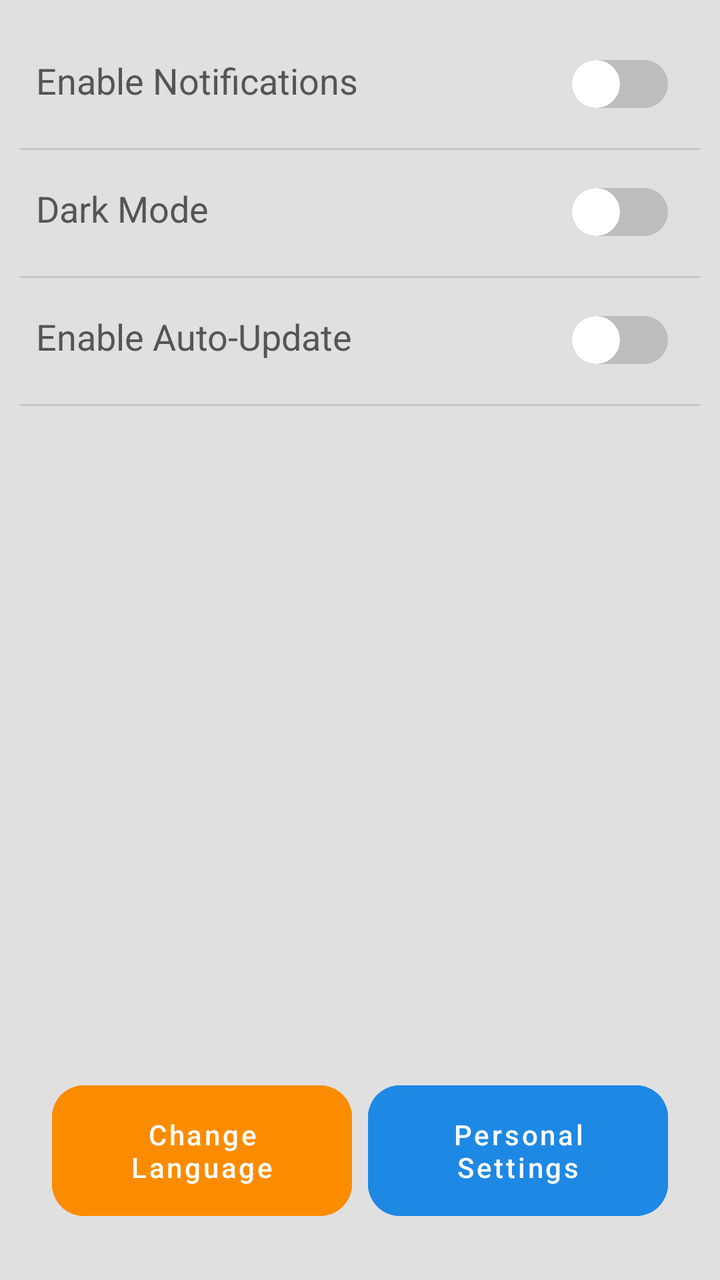
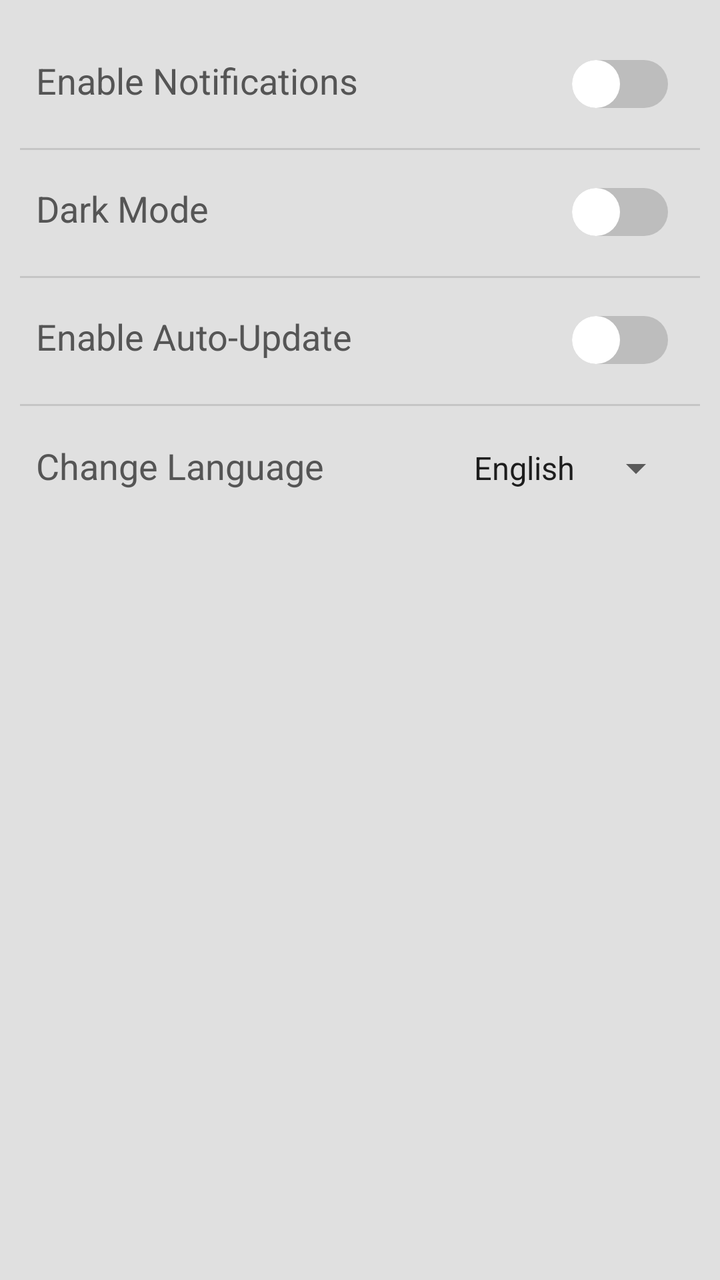

Two renders of the same Android screen: before a commit and after it. Below are the layout's source before the change and the commit's diff.
<!-- AndroidManifest.xml: application theme Theme -->
<!-- res/layout/fragment_settings.xml -->
<?xml version="1.0" encoding="utf-8"?>
<FrameLayout xmlns:android="http://schemas.android.com/apk/res/android"
    xmlns:tools="http://schemas.android.com/tools"
    xmlns:app="http://schemas.android.com/apk/res-auto"
    android:layout_width="match_parent"
    android:layout_height="match_parent"
    tools:context=".feature.settings.SettingsFragment">

    <androidx.constraintlayout.widget.ConstraintLayout
        android:layout_width="match_parent"
        android:layout_height="match_parent"
        android:background="#E0E0E0"
        tools:context=".SettingsActivity"
        android:padding="10dp">

        <LinearLayout
            android:id="@+id/notifications_container"
            android:layout_width="match_parent"
            android:layout_height="wrap_content"
            android:orientation="horizontal"
            android:padding="8dp"
            app:layout_constraintTop_toTopOf="parent"
            app:layout_constraintStart_toStartOf="parent"
            app:layout_constraintEnd_toEndOf="parent">

            <TextView
                android:id="@+id/notifications_label"
                android:layout_width="0dp"
                android:layout_height="wrap_content"
                android:layout_weight="1"
                android:text="Enable Notifications"
                android:textSize="18sp"

                android:textColor="#555555"/>
            <androidx.appcompat.widget.SwitchCompat
                android:id="@+id/switch_notifications"
                android:layout_width="wrap_content"
                android:layout_height="48dp"
                android:minHeight="48dp"
                app:track="@drawable/switch_track"
                android:thumb="@drawable/switch_thumb"
                android:padding="8dp"/>
        </LinearLayout>
        <include
            android:id="@+id/divider1"
            android:layout_width="match_parent"
            layout="@layout/divider_layout"
            android:layout_height="1dp"
            app:layout_constraintStart_toStartOf="parent"
            app:layout_constraintEnd_toEndOf="parent"
            app:layout_constraintTop_toBottomOf="@id/notifications_container"
            />
        <LinearLayout
            android:id="@+id/dark_mode_container"
            android:layout_width="match_parent"
            android:layout_height="wrap_content"
            android:orientation="horizontal"
            android:padding="8dp"
            app:layout_constraintTop_toBottomOf="@id/notifications_container"
            app:layout_constraintStart_toStartOf="parent"
            app:layout_constraintEnd_toEndOf="parent"
           >

            <TextView
                android:id="@+id/dark_mode_label"
                android:layout_width="0dp"
                android:layout_height="wrap_content"
                android:layout_weight="1"
                android:text="Dark Mode"
                android:textSize="18sp"
                android:textColor="#555555"/>

            <androidx.appcompat.widget.SwitchCompat
                android:id="@+id/switch_dark_mode"
                android:layout_width="wrap_content"
                android:layout_height="48dp"
                android:minHeight="48dp"
                app:track="@drawable/switch_track"
                android:thumb="@drawable/switch_thumb"
                android:padding="8dp"/>
        </LinearLayout>
        <include
            android:id="@+id/divider2"
            android:layout_width="match_parent"
            layout="@layout/divider_layout"
            android:layout_height="1dp"
            app:layout_constraintStart_toStartOf="parent"
            app:layout_constraintEnd_toEndOf="parent"
            app:layout_constraintTop_toBottomOf="@id/dark_mode_container"
            />
        <LinearLayout
            android:id="@+id/auto_update_container"
            android:layout_width="match_parent"
            android:layout_height="wrap_content"
            android:orientation="horizontal"
            android:padding="8dp"
            app:layout_constraintTop_toBottomOf="@id/dark_mode_container"
            app:layout_constraintStart_toStartOf="parent"
            app:layout_constraintEnd_toEndOf="parent">

            <TextView
                android:id="@+id/auto_update_label"
                android:layout_width="0dp"
                android:layout_height="wrap_content"
                android:layout_weight="1"
                android:text="Enable Auto-Update"
                android:textSize="18sp"
                android:textColor="#555555"/>

            <androidx.appcompat.widget.SwitchCompat
                android:id="@+id/switch_auto_update"
                android:layout_width="wrap_content"
                android:layout_height="48dp"
                android:minHeight="48dp"
                app:track="@drawable/switch_track"
                android:thumb="@drawable/switch_thumb"
                android:padding="8dp"/>
        </LinearLayout>
        <include
            android:id="@+id/divider3"
            android:layout_width="match_parent"
            layout="@layout/divider_layout"
            android:layout_height="1dp"
            app:layout_constraintStart_toStartOf="parent"
            app:layout_constraintEnd_toEndOf="parent"
            app:layout_constraintTop_toBottomOf="@id/auto_update_container"
            />
        <LinearLayout
            style="?android:attr/buttonBarStyle"
            android:layout_width="match_parent"
            android:layout_height="wrap_content"
            android:orientation="horizontal"
            android:gravity="bottom"
            app:layout_constraintBottom_toBottomOf="parent"
            android:layout_marginTop="16dp"
            android:padding="16dp">

            <Button
                android:id="@+id/change_language_button"
                style="?android:attr/buttonBarButtonStyle"
                android:layout_width="0dp"
                android:layout_height="wrap_content"
                android:layout_weight="1"
                android:text="Change Language"
                android:backgroundTint="@color/dark_orange"
                android:textColor="#FFFFFF"
                android:textAllCaps="false"
                android:paddingHorizontal="12dp"
                android:paddingVertical="15dp"
                app:cornerRadius="16dp" />

            <Button
                android:id="@+id/account_settings_button"
                style="?android:attr/buttonBarButtonStyle"
                android:layout_width="0dp"
                android:layout_height="wrap_content"
                android:layout_weight="1"
                android:textAllCaps="false"
                android:text="Personal Settings"
                android:backgroundTint="#1E88E5"
                android:textColor="#FFFFFF"
                android:paddingHorizontal="12dp"
                android:paddingVertical="15dp"
                app:cornerRadius="16dp"
                android:layout_marginStart="8dp"/>
        </LinearLayout>

    </androidx.constraintlayout.widget.ConstraintLayout>

</FrameLayout>
<!-- res/layout/divider_layout.xml (included above) -->
<?xml version="1.0" encoding="utf-8"?>
<androidx.constraintlayout.widget.ConstraintLayout xmlns:android="http://schemas.android.com/apk/res/android"
    xmlns:app="http://schemas.android.com/apk/res-auto"
    android:layout_width="match_parent"
    android:layout_height="match_parent">
    <com.google.android.material.divider.MaterialDivider
        android:id="@+id/divider"
        android:layout_width="match_parent"
        android:layout_height="1dp"
        android:backgroundTint="@color/dark_orange"
        app:layout_constraintStart_toStartOf="parent"
        app:layout_constraintEnd_toEndOf="parent"
        app:layout_constraintTop_toTopOf="parent"
        app:layout_constraintBottom_toBottomOf="parent"
        />
</androidx.constraintlayout.widget.ConstraintLayout>
<!-- resources referenced by this layout -->
<resources>
  <color name="dark_orange">#FB8C00</color>
  <!-- drawable switch_thumb (drawable) -->
  <selector xmlns:android="http://schemas.android.com/apk/res/android">
      
      <item android:state_checked="true">
          <shape android:shape="oval">
              <solid android:color="@color/your_checked_thumb_color" /> 
              <size android:width="24dp" android:height="24dp" /> 
          </shape>
      </item>
      
      <item android:state_checked="false">
          <shape android:shape="oval">
              <solid android:color="@color/your_unchecked_thumb_color" /> 
              <size android:width="24dp" android:height="24dp" /> 
          </shape>
      </item>
  </selector>
  <!-- drawable switch_track (drawable) -->
  <selector xmlns:android="http://schemas.android.com/apk/res/android">
      
      <item android:state_checked="true">
          <shape android:shape="rectangle">
              <solid android:color="@color/your_checked_track_color" /> 
              <corners android:radius="14dp" /> 
          </shape>
      </item>
      
      <item android:state_checked="false">
          <shape android:shape="rectangle">
              <solid android:color="@color/your_unchecked_track_color" /> 
              <corners android:radius="14dp" /> 
          </shape>
      </item>
  </selector>
  <style name="Theme" parent="Theme.MaterialComponents.DayNight.NoActionBar">
          
          <item name="android:statusBarColor">@color/dark_orange</item>
          <item name="drawerArrowStyle">@style/DrawerArrowToggleStyle</item>
          <item name="android:windowLightStatusBar">false</item> 
      </style>
  <color name="your_checked_thumb_color">#ffffff</color>
  <color name="your_unchecked_thumb_color">#ffffff</color>
  <color name="your_checked_track_color">@color/orange</color>
  <color name="your_unchecked_track_color">#BDBDBD</color>
  <style name="DrawerArrowToggleStyle" parent="Widget.AppCompat.DrawerArrowToggle">
          <item name="color">@android:color/white</item>
      </style>
  <color name="orange">#FFA726</color>
</resources>

<!-- the commit's change to res/layout/fragment_settings.xml (unified diff, before → after) -->
@@ -28,9 +28,8 @@
                 android:layout_width="0dp"
                 android:layout_height="wrap_content"
                 android:layout_weight="1"
-                android:text="Enable Notifications"
+                android:text="@string/enable_notifications"
                 android:textSize="18sp"
-
                 android:textColor="#555555"/>
             <androidx.appcompat.widget.SwitchCompat
                 android:id="@+id/switch_notifications"
@@ -41,6 +40,7 @@
                 android:thumb="@drawable/switch_thumb"
                 android:padding="8dp"/>
         </LinearLayout>
+
         <include
             android:id="@+id/divider1"
             android:layout_width="match_parent"
@@ -50,6 +50,7 @@
             app:layout_constraintEnd_toEndOf="parent"
             app:layout_constraintTop_toBottomOf="@id/notifications_container"
             />
+
         <LinearLayout
             android:id="@+id/dark_mode_container"
             android:layout_width="match_parent"
@@ -58,15 +59,14 @@
             android:padding="8dp"
             app:layout_constraintTop_toBottomOf="@id/notifications_container"
             app:layout_constraintStart_toStartOf="parent"
-            app:layout_constraintEnd_toEndOf="parent"
-           >
+            app:layout_constraintEnd_toEndOf="parent">
 
             <TextView
                 android:id="@+id/dark_mode_label"
                 android:layout_width="0dp"
                 android:layout_height="wrap_content"
                 android:layout_weight="1"
-                android:text="Dark Mode"
+                android:text="@string/enable_dark_mode"
                 android:textSize="18sp"
                 android:textColor="#555555"/>
 
@@ -79,6 +79,7 @@
                 android:thumb="@drawable/switch_thumb"
                 android:padding="8dp"/>
         </LinearLayout>
+
         <include
             android:id="@+id/divider2"
             android:layout_width="match_parent"
@@ -88,6 +89,7 @@
             app:layout_constraintEnd_toEndOf="parent"
             app:layout_constraintTop_toBottomOf="@id/dark_mode_container"
             />
+
         <LinearLayout
             android:id="@+id/auto_update_container"
             android:layout_width="match_parent"
@@ -103,7 +105,7 @@
                 android:layout_width="0dp"
                 android:layout_height="wrap_content"
                 android:layout_weight="1"
-                android:text="Enable Auto-Update"
+                android:text="@string/enable_auto_update"
                 android:textSize="18sp"
                 android:textColor="#555555"/>
 
@@ -116,6 +118,7 @@
                 android:thumb="@drawable/switch_thumb"
                 android:padding="8dp"/>
         </LinearLayout>
+
         <include
             android:id="@+id/divider3"
             android:layout_width="match_parent"
@@ -125,48 +128,35 @@
             app:layout_constraintEnd_toEndOf="parent"
             app:layout_constraintTop_toBottomOf="@id/auto_update_container"
             />
+
         <LinearLayout
-            style="?android:attr/buttonBarStyle"
-            android:layout_width="match_parent"
+            android:id="@+id/language_container"
+            android:layout_width="0dp"
             android:layout_height="wrap_content"
             android:orientation="horizontal"
-            android:gravity="bottom"
-            app:layout_constraintBottom_toBottomOf="parent"
-            android:layout_marginTop="16dp"
-            android:padding="16dp">
+            android:padding="8dp"
+            app:layout_constraintTop_toBottomOf="@id/auto_update_container"
+            app:layout_constraintStart_toStartOf="parent"
+            app:layout_constraintEnd_toEndOf="parent">
 
-            <Button
-                android:id="@+id/change_language_button"
-                style="?android:attr/buttonBarButtonStyle"
+            <TextView
                 android:layout_width="0dp"
                 android:layout_height="wrap_content"
                 android:layout_weight="1"
-                android:text="Change Language"
-                android:backgroundTint="@color/dark_orange"
-                android:textColor="#FFFFFF"
-                android:textAllCaps="false"
-                android:paddingHorizontal="12dp"
-                android:paddingVertical="15dp"
-                app:cornerRadius="16dp" />
+                android:text="@string/change_language"
+                android:textSize="18sp"
+                android:textColor="#555555"/>
 
-            <Button
-                android:id="@+id/account_settings_button"
-                style="?android:attr/buttonBarButtonStyle"
-                android:layout_width="0dp"
-                android:layout_height="wrap_content"
-                android:layout_weight="1"
-                android:textAllCaps="false"
-                android:text="Personal Settings"
-                android:backgroundTint="#1E88E5"
-                android:textColor="#FFFFFF"
-                android:paddingHorizontal="12dp"
-                android:paddingVertical="15dp"
-                app:cornerRadius="16dp"
-                android:layout_marginStart="8dp"/>
+            <Spinner
+                android:id="@+id/spinner_language"
+                android:layout_width="wrap_content"
+                android:layout_height="48dp"
+                android:minWidth="100dp"
+                android:entries="@array/language_array"
+                android:padding="8dp"/>
         </LinearLayout>
 
     </androidx.constraintlayout.widget.ConstraintLayout>
-
 </FrameLayout>
 <!-- res/layout/divider_layout.xml (included above) -->
 <?xml version="1.0" encoding="utf-8"?>
<!-- resource entries referenced after the edit -->
@@ -1,5 +1,10 @@
 <!-- resources referenced by this layout -->
 <resources>
+  <string-array name="language_array">
+          <item>English</item>
+          <item>Polski</item>
+          <item>Español</item>
+      </string-array>
   <color name="dark_orange">#FB8C00</color>
   <!-- drawable switch_thumb (drawable) -->
   <selector xmlns:android="http://schemas.android.com/apk/res/android">
@@ -35,6 +40,10 @@
           </shape>
       </item>
   </selector>
+  <string name="change_language">Change Language</string>
+  <string name="enable_auto_update">Enable Auto-Update</string>
+  <string name="enable_dark_mode">Dark Mode</string>
+  <string name="enable_notifications">Enable Notifications</string>
   <style name="Theme" parent="Theme.MaterialComponents.DayNight.NoActionBar">
           
           <item name="android:statusBarColor">@color/dark_orange</item>
